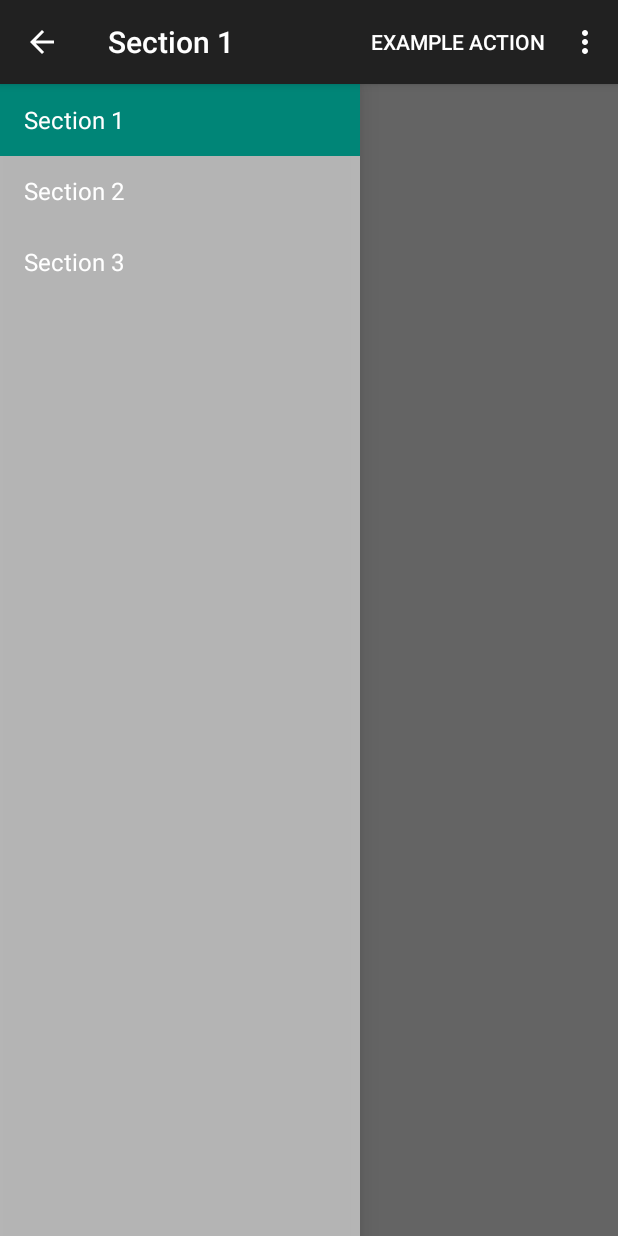
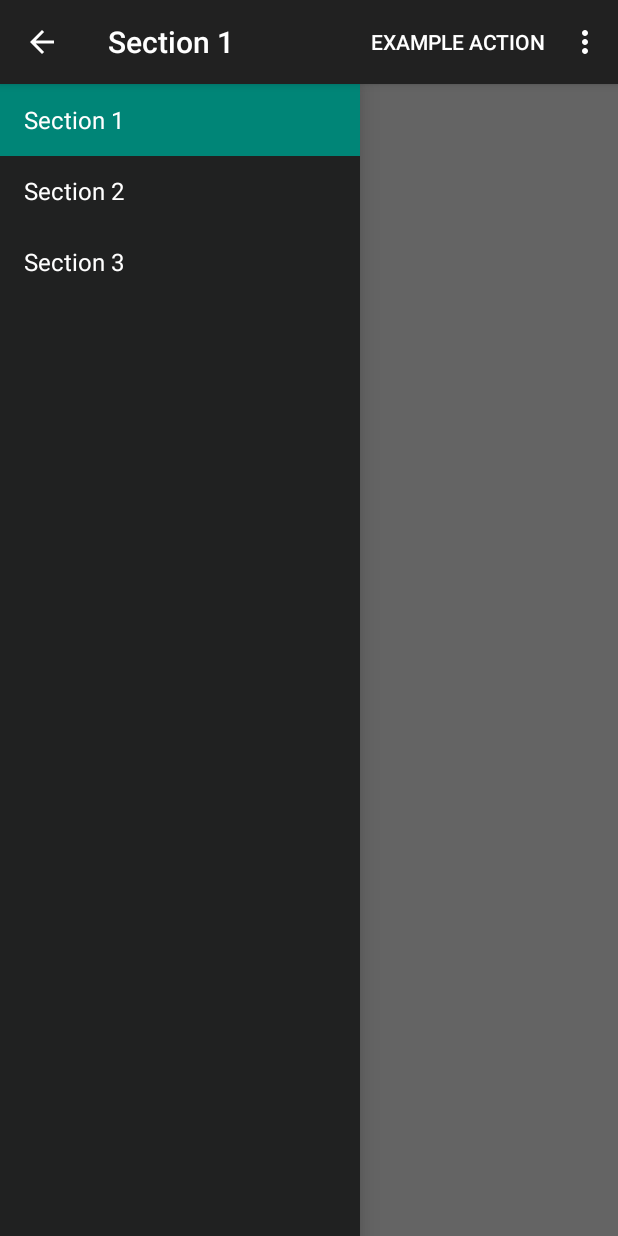
Before and after one commit to mturjak/TestNavDrawer, an Android app: the screen it shows after launch (MainActivity), with the side drawer open, on a phone screen of 412 x 824 dp. Run offline under Robolectric (Android 15) with nearby library versions, the phone set to English and light mode, and no system bars; 2 statements that could not run were skipped.

Commit message:
drawer background color

```diff
--- a/app/src/main/res/layout-w820dp/fragment_navigation_drawer.xml
+++ /dev/null
@@ -1,5 +0,0 @@
-<ListView xmlns:android="http://schemas.android.com/apk/res/android"
-    xmlns:tools="http://schemas.android.com/tools" android:layout_width="match_parent"
-    android:layout_height="match_parent" android:choiceMode="singleChoice"
-    android:divider="@android:color/transparent" android:dividerHeight="0dp"
-    android:background="#cccc" tools:context=".NavigationDrawerFragment" />
--- a/app/src/main/res/layout/fragment_navigation_drawer.xml
+++ b/app/src/main/res/layout/fragment_navigation_drawer.xml
@@ -2,4 +2,4 @@
     xmlns:tools="http://schemas.android.com/tools" android:layout_width="match_parent"
     android:layout_height="match_parent" android:choiceMode="singleChoice"
     android:divider="@android:color/transparent" android:dividerHeight="0dp"
-    android:background="#cccc" tools:context=".NavigationDrawerFragment" />
+    android:background="#202121" tools:context=".NavigationDrawerFragment" />
```
